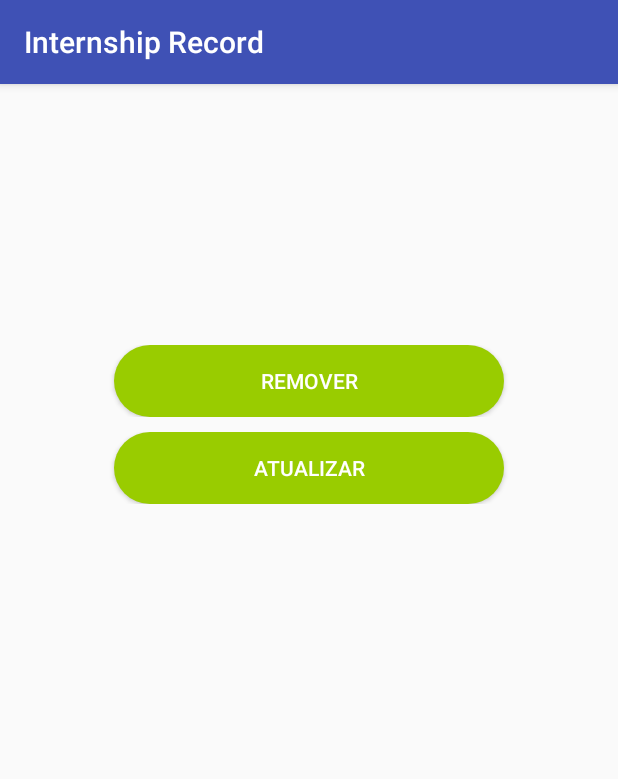
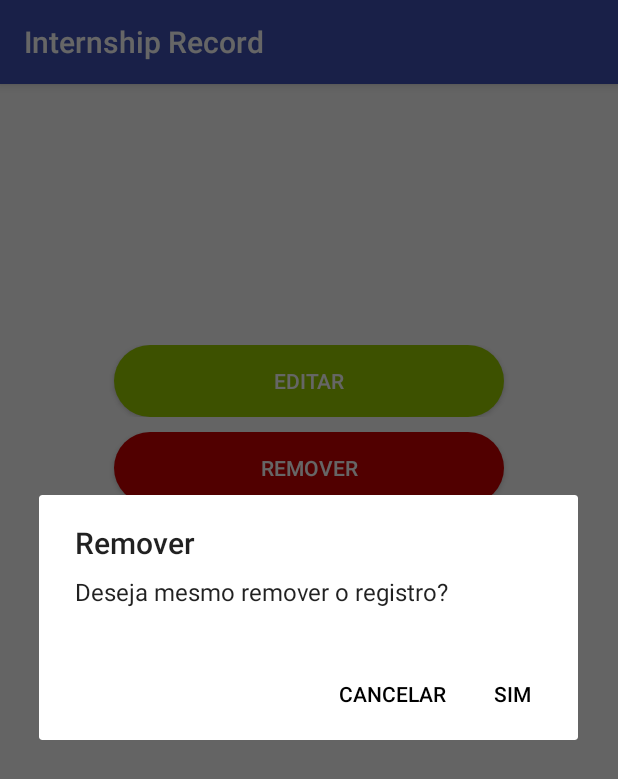
Before and after one commit to matheuskoiti/InternshipRecord, an Android app: the ViewRecordActivity screen opened directly, with no data from a screen before it, after a tap on "REMOVER", on a phone screen of 412 x 824 dp. Shown: the top 779 px of the screen. Run offline under Robolectric (Android 15) with nearby library versions, the phone set to English and light mode, and no system bars; 3 statements that could not run were skipped.

Commit message:
changing remove button style and adding a dialog for user confirmation

```diff
--- a/app/src/main/java/com/internrecord/android/mkoyama/AddRecordActivity.java
+++ b/app/src/main/java/com/internrecord/android/mkoyama/AddRecordActivity.java
@@ -51,7 +51,7 @@ public class AddRecordActivity extends AppCompatActivity {
     }
 
     /**
-     * Puts all record attributes (parameters) inside a content value and add a new record to databse
+     * Puts all record attributes (parameters) inside a content value and add a new record to database
      *
      * @param summary
      * @param description
--- a/app/src/main/java/com/internrecord/android/mkoyama/ViewRecordActivity.java
+++ b/app/src/main/java/com/internrecord/android/mkoyama/ViewRecordActivity.java
@@ -1,8 +1,10 @@
 package com.internrecord.android.mkoyama;
 
 import android.content.ContentValues;
+import android.content.DialogInterface;
 import android.content.Intent;
 import android.database.sqlite.SQLiteDatabase;
+import android.support.v7.app.AlertDialog;
 import android.support.v7.app.AppCompatActivity;
 import android.os.Bundle;
 import android.view.View;
@@ -39,29 +41,13 @@ public class ViewRecordActivity extends AppCompatActivity {
     }
 
     /**
-     * Delete button on click event
+     * Delete button on click event. It shows a dialog box asking for user's confirmation
      *
      * @param view
      */
     public void onClickBtnDelete(View view) {
-        if (removeRecord()) {
-            Toast.makeText(getApplicationContext(), "Registro removido com sucesso", Toast.LENGTH_SHORT).show();
-            finish();
-        } else {
-            Toast.makeText(getApplicationContext(), "Não foi possível remover o registro", Toast.LENGTH_SHORT).show();
-        }
-    }
-
-    /**
-     * Remove a Record from database
-     *
-     * @return true if the deletion was succeeded
-     */
-    private boolean removeRecord() {
-        RecordDbHelper dbHelper = new RecordDbHelper(this);
-        mdb = dbHelper.getReadableDatabase();
-        long id = recordItem.getId();
-        return mdb.delete(RecordContract.RecordEntry.TABLE_NAME, RecordContract.RecordEntry._ID + "=" + id, null) > 0;
+        AlertDialog confirmBox = AskOption();
+        confirmBox.show();
     }
 
     /**
@@ -94,4 +80,51 @@ public class ViewRecordActivity extends AppCompatActivity {
         tv_desc_view.setText(record.getDescription());
         tv_week_view.setText(record.getWeek());
     }
+
+    /**
+     * Shows a dialog box asking for users confirmation. In positive case it removes a record.
+     * In negative case the operation is not completed.
+     *
+     * @return the dialog box
+     */
+    private AlertDialog AskOption() {
+        AlertDialog removeConfDialogBox = new AlertDialog.Builder(this)
+                //set message, title
+                .setTitle("Remover")
+                .setMessage("Deseja mesmo remover o registro?")
+
+                .setPositiveButton("Sim", new DialogInterface.OnClickListener() {
+                    public void onClick(DialogInterface dialog, int whichButton) {
+                        if (removeRecord()) {
+                            Toast.makeText(getApplicationContext(), "Registro removido com sucesso", Toast.LENGTH_SHORT).show();
+                            finish();
+                        } else {
+                            Toast.makeText(getApplicationContext(), "Não foi possível remover o registro", Toast.LENGTH_SHORT).show();
+                        }
+                        dialog.dismiss();
+                    }
+                })
+
+                .setNegativeButton("Cancelar", new DialogInterface.OnClickListener() {
+                    public void onClick(DialogInterface dialog, int which) {
+                        dialog.dismiss();
+                        Toast.makeText(getApplicationContext(), "Operação cancelada", Toast.LENGTH_SHORT).show();
+                    }
+                })
+                .create();
+        return removeConfDialogBox;
+    }
+
+
+    /**
+     * Remove a Record from database
+     *
+     * @return true if the deletion was succeeded
+     */
+    private boolean removeRecord() {
+        RecordDbHelper dbHelper = new RecordDbHelper(this);
+        mdb = dbHelper.getReadableDatabase();
+        long id = recordItem.getId();
+        return mdb.delete(RecordContract.RecordEntry.TABLE_NAME, RecordContract.RecordEntry._ID + "=" + id, null) > 0;
+    }
 }
--- /dev/null
+++ b/app/src/main/res/drawable/remove_button_custom.xml
@@ -0,0 +1,11 @@
+<?xml version="1.0" encoding="utf-8"?>
+<shape xmlns:android="http://schemas.android.com/apk/res/android"
+    android:shape="rectangle" android:padding="10dp">
+    <!-- you can use any color you want I used here gray color-->
+    <solid android:color="@android:color/holo_red_dark"/>
+    <corners
+        android:bottomRightRadius="25dp"
+        android:bottomLeftRadius="25dp"
+        android:topLeftRadius="25dp"
+        android:topRightRadius="25dp"/>
+</shape>
--- a/app/src/main/res/layout/activity_record_view.xml
+++ b/app/src/main/res/layout/activity_record_view.xml
@@ -48,9 +48,8 @@
         android:layout_height="wrap_content"
         android:orientation="horizontal">
         <Button
-            android:id="@+id/btn_delete"
-            android:text="@string/delete"
-            android:onClick="onClickBtnDelete"
+            android:text="@string/update"
+            android:onClick="onClickBtnUpdate"
             android:layout_width="260dp"
             android:layout_height="wrap_content"
             android:textColor="@android:color/white"
@@ -63,11 +62,12 @@
         android:layout_height="wrap_content"
         android:orientation="horizontal">
         <Button
-            android:text="@string/update"
-            android:onClick="onClickBtnUpdate"
+            android:id="@+id/btn_delete"
+            android:text="@string/delete"
+            android:onClick="onClickBtnDelete"
             android:layout_width="260dp"
             android:layout_height="wrap_content"
             android:textColor="@android:color/white"
-            android:background="@drawable/button_custom" />
+            android:background="@drawable/remove_button_custom" />
     </LinearLayout>
 </LinearLayout>
--- a/app/src/main/res/values/strings.xml
+++ b/app/src/main/res/values/strings.xml
@@ -6,6 +6,6 @@
     <string name="week">Período</string>
     <string name="send">Inserir</string>
     <string name="delete">Remover</string>
-    <string name="update">Atualizar</string>
+    <string name="update">Editar</string>
     <string name="title_activity_update_record">UpdateRecordActivity</string>
 </resources>
--- a/app/src/main/res/values/styles.xml
+++ b/app/src/main/res/values/styles.xml
@@ -5,7 +5,7 @@
         <!-- Customize your theme here. -->
         <item name="colorPrimary">@color/colorPrimary</item>
         <item name="colorPrimaryDark">@color/colorPrimaryDark</item>
-        <item name="colorAccent">@color/colorAccent</item>
+        <item name="colorAccent">@android:color/background_dark</item>
     </style>
 
     <style name="AppTheme.NoActionBar">
```
